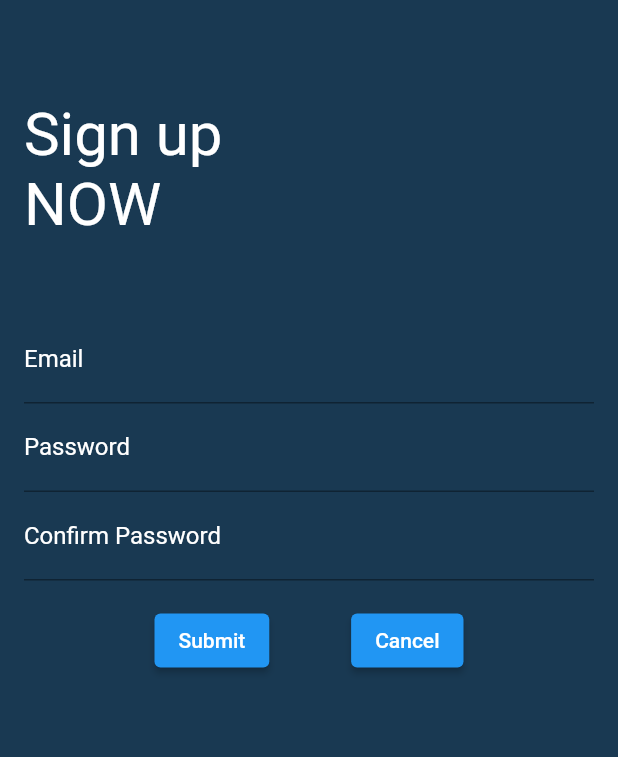
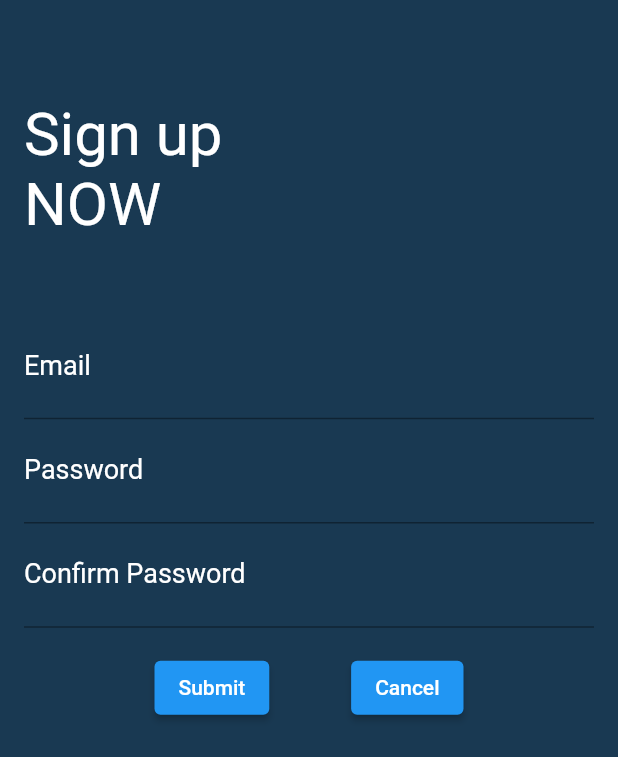
Before and after one commit to vishwaskotegar/xelpmoc, a Flutter app: the screen it shows after launch, after a tap on "Sign up", on a phone screen of 412 x 824 dp. Shown: the top 757 px of the screen. Run offline on Flutter 3.47's test engine with Material 2 defaults, Android fonts, the phone set to English and light mode, and no system bars; our stand-ins replace firebase_auth, firebase_core, get; missing offline and left inert: advance_notification; accounts and stored records are empty.

Commit message:
minor changes

```diff
--- a/lib/screens/login_screen.dart
+++ b/lib/screens/login_screen.dart
@@ -30,7 +30,7 @@ class _LoginScreenState extends State<LoginScreen> {
       // AdvanceSnackBar(message: "Logged In", isFixed: false).show(context);
       loginController.setEmail = "";
       loginController.setPassword = "";
-      Get.to(() => const MainScreen());
+      Get.offAll(() => const MainScreen());
     } else {
       AdvanceSnackBar(message: res, bgColor: Colors.red, isFixed: false)
           .show(context);
--- a/lib/screens/sign_up_screen.dart
+++ b/lib/screens/sign_up_screen.dart
@@ -58,30 +58,33 @@ class _SignupScreenState extends State<SignupScreen> {
                 height: 50,
               ),
               TextField(
+                style: const TextStyle(color: Colors.blueAccent, fontSize: 24),
                 keyboardType: TextInputType.emailAddress,
                 decoration: const InputDecoration(
                     labelText: "Email",
-                    labelStyle: TextStyle(color: Colors.white)),
+                    labelStyle: TextStyle(color: Colors.white, fontSize: 18)),
                 onChanged: (email) {
                   signupController.setEmail = email;
                 },
               ),
               TextField(
+                style: const TextStyle(color: Colors.blueAccent, fontSize: 24),
                 keyboardType: TextInputType.text,
                 obscureText: true,
                 decoration: const InputDecoration(
                     labelText: "Password",
-                    labelStyle: TextStyle(color: Colors.white)),
+                    labelStyle: TextStyle(color: Colors.white, fontSize: 18)),
                 onChanged: (password) {
                   signupController.setPassword = password;
                 },
               ),
               TextFormField(
+                style: const TextStyle(color: Colors.blueAccent, fontSize: 24),
                 keyboardType: TextInputType.text,
                 obscureText: true,
                 decoration: const InputDecoration(
                     labelText: "Confirm Password",
-                    labelStyle: TextStyle(color: Colors.white)),
+                    labelStyle: TextStyle(color: Colors.white, fontSize: 18)),
                 onChanged: (confirmPassword) {
                   signupController.setConfirmPassword = confirmPassword;
                 },
@@ -89,7 +92,14 @@ class _SignupScreenState extends State<SignupScreen> {
               Center(
                 child: SizedBox(
                   width: MediaQuery.of(context).size.width / 2,
-                  child: Row(
+                  child: isLoading
+                      ? const Padding(
+                          padding: EdgeInsets.all(24.0),
+                          child: Center(
+                            child: CircularProgressIndicator(),
+                          ),
+                        )
+                      : Row(
                           mainAxisAlignment: MainAxisAlignment.spaceBetween,
                           children: [
                             Padding(
```
Lines whose indentation alone changed are shown as unchanged.
